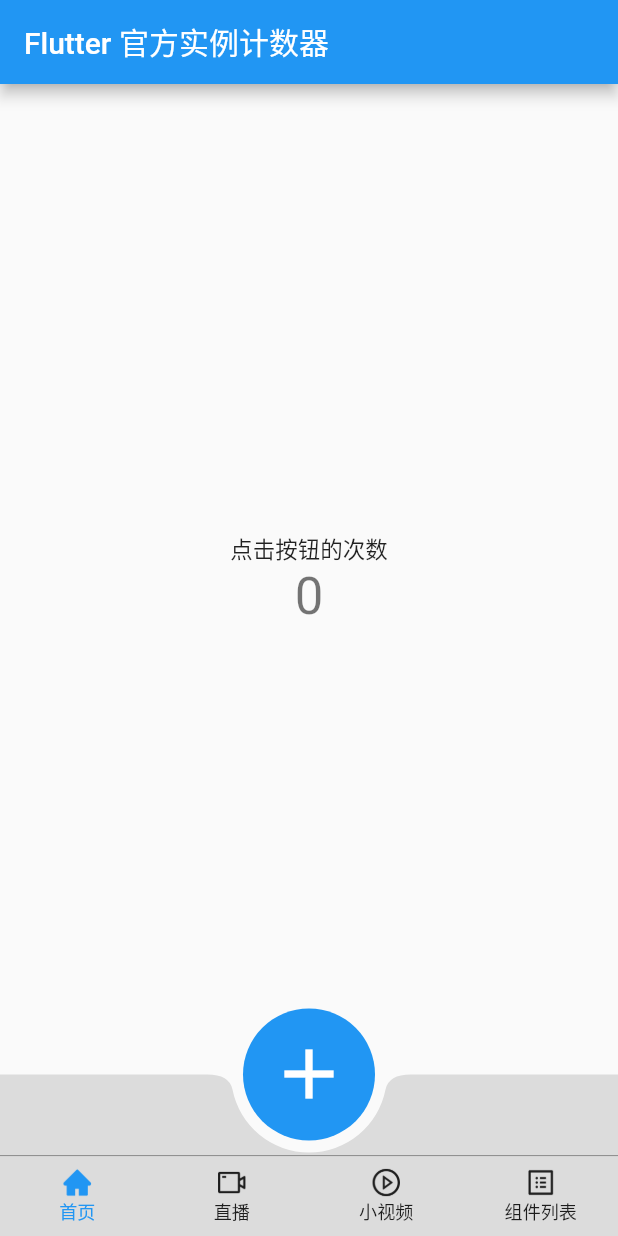
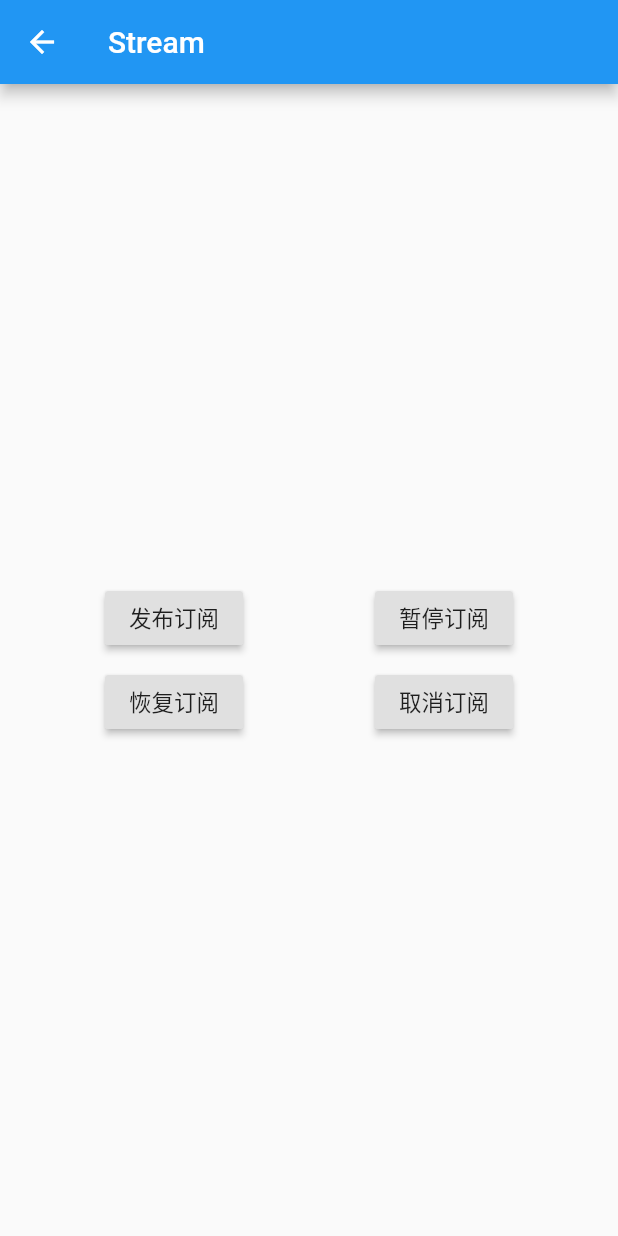
Before and after one commit to yinchengnuo/learnFlutter, a Flutter app: the screen it shows after launch, on a phone screen of 412 x 824 dp. Run offline on Flutter 3.47's test engine with Material 2 defaults, Android fonts, the phone set to English and light mode, and no system bars; our stand-ins replace dio, flutter_swiper, video_player.

Commit message:
add stream

```diff
--- a/lib/main.dart
+++ b/lib/main.dart
@@ -35,9 +35,8 @@
           // 应用各种 UI 所使用的主题颜色
           primarySwatch: Colors.blue,
         ),
-        // home: HomePage(), // 应用默认所显示的界面 <Widget>
         routes: routes, // 路由表
-        initialRoute: '/', // 首页路由
+        initialRoute: '/stream', // 首页路由
         onUnknownRoute: onUnknownRoute, // 未知路由处理方法
         onGenerateRoute: onGenerateRoute, // 全局路由守卫，用于使用命名路由时传参
         debugShowCheckedModeBanner: false, // 不显示 debug 图标
--- a/lib/pages/PageHome/TabHome.dart
+++ b/lib/pages/PageHome/TabHome.dart
@@ -54,7 +54,7 @@
         elevation: 0,
         color: Colors.black12,
         shape: CircularNotchedRectangle(),
-        child: Container(height: ProviderApp().pageHomeTabHeight * 2 * rpx),
+        child: Container(height: ProviderApp().pageHomeTabHeight * 3 * rpx),
       ),
     );
   }
--- a/lib/pages/PageHome/Tabbar.dart
+++ b/lib/pages/PageHome/Tabbar.dart
@@ -23,7 +23,7 @@
       'selectedIcon': 'lib/images/pagehome/video-fill.png',
     },
     {
-      'title': '组件列表',
+      'title': 'Widgets',
       'icon': 'lib/images/pagehome/widget.png',
       'selectedIcon': 'lib/images/pagehome/widget-fill.png',
     }
--- a/lib/pages/PageHome/Tabwidgets.dart
+++ b/lib/pages/PageHome/Tabwidgets.dart
@@ -9,18 +9,18 @@
 
 class _TabwidgetsState extends State<Tabwidgets> with AutomaticKeepAliveClientMixin {
   final List<Map> routerList = [
-    {'name': 'Icon 组件', 'routeName': '/icon'},
-    {'name': '动画', 'routeName': '/animation'},
-    {'name': 'Swiper 组件', 'routeName': '/swiper'},
-    {'name': '手势事件', 'routeName': '/screenevent'},
-    {'name': '切换主题', 'routeName': '/switchtheme'},
-    {'name': 'inkwell 组件', 'routeName': '/inkwell'},
-    {'name': 'pageview 组件', 'routeName': '/pageview'},
-    {'name': '视频播放 组件', 'routeName': '/videoplay'},
-    {'name': 'request 网络请求', 'routeName': '/request'},
-    {'name': 'Container 组件', 'routeName': '/container'},
-    {'name': 'provider 状态管理', 'routeName': '/provider'},
-    {'name': 'TabController 组件', 'routeName': '/tabcontroller'},
+    {'name': 'Icon 图标', 'routeName': '/icon'},
+    {'name': 'Stream 流', 'routeName': '/stream'},
+    {'name': 'Dio 网络请求', 'routeName': '/request'},
+    {'name': 'Swiper 轮播图', 'routeName': '/swiper'},
+    {'name': 'Inkwell 水波纹', 'routeName': '/inkwell'},
+    {'name': 'Video 视频播放', 'routeName': '/videoplay'},
+    {'name': 'Container 容器', 'routeName': '/container'},
+    {'name': 'Animation 动画', 'routeName': '/animation'},
+    {'name': 'Pageview 页面容器', 'routeName': '/pageview'},
+    {'name': 'Provider 状态管理', 'routeName': '/provider'},
+    {'name': 'Theme 切换主题', 'routeName': '/switchtheme'},
+    {'name': 'Listener 手势事件', 'routeName': '/screenevent'},
   ];
 
   @override
--- /dev/null
+++ b/lib/pages/PageStream/PageStream.dart
@@ -0,0 +1,61 @@
+import 'dart:async';
+
+import 'package:flutter/material.dart';
+
+class PageStream extends StatefulWidget {
+  PageStream({Key key}) : super(key: key);
+
+  @override
+  _PageStreamState createState() => _PageStreamState();
+}
+
+class _PageStreamState extends State<PageStream> {
+  Stream _stream;
+  StreamSubscription _streamsubscription;
+
+  Future<String> fetchData () async {
+    await Future.delayed(Duration(seconds: 3));
+    return 'stream';
+  }
+
+  void onData(data) {
+    print(data);
+  }
+
+  void onError(err) {
+    print(err);
+  }
+
+  void onDone() {
+    print('onDone');
+  }
+
+  @override
+  void initState() {
+    super.initState();
+    this._stream = Stream.fromFuture(this.fetchData());
+    this._streamsubscription = this._stream.listen(this.onData, onError: this.onError, onDone: this.onDone);
+
+  }
+
+  @override
+  Widget build(BuildContext context) {
+    return Scaffold(
+      appBar: AppBar(
+        title: Text('Stream'),
+      ),
+      body: Center(
+        child: Wrap(
+          spacing: 88,
+          runSpacing: 8,
+          children: <Widget>[
+            RaisedButton(child: Text('发布订阅'), onPressed: () {}),
+            RaisedButton(child: Text('暂停订阅'), onPressed: () {}),
+            RaisedButton(child: Text('恢复订阅'), onPressed: () {}),
+            RaisedButton(child: Text('取消订阅'), onPressed: () {}),
+          ],
+        ),
+      ),
+    );
+  }
+}
--- a/lib/router/navigatorObservers.dart
+++ b/lib/router/navigatorObservers.dart
@@ -9,7 +9,7 @@
   @override
   void didPush(Route route, Route previousRoute) {
     super.didPush(route, previousRoute);
-    print('监听到路由 push ${route.settings.name}');
+    // print('监听到路由 push ${route.settings.name}');
   }
 }
 
@@ -17,6 +17,6 @@
   @override
   void didPop(Route route, Route previousRoute) {
     super.didPop(route, previousRoute);
-    print('监听到路由 pop ${route.settings.name}');
+    // print('监听到路由 pop ${route.settings.name}');
   }
 }
--- a/lib/router/routes.dart
+++ b/lib/router/routes.dart
@@ -3,6 +3,7 @@
 import '../pages/Page404/Page404.dart';
 import '../pages/PageIcon/PageIcon.dart';
 import '../pages/PageSwiper/PageSwiper.dart';
+import '../pages/PageStream/PageStream.dart';
 import '../pages/PageInkWell/PageInkWell.dart';
 import '../pages/PageRequest/PageRequest.dart';
 import '../pages/PageProvider/PageProvider.dart';
@@ -12,13 +13,13 @@
 import '../pages/PageContainer/PageContainer.dart';
 import '../pages/PageScreenEvent/PageScreenEvent.dart';
 import '../pages/PageSwitchTheme/PageSwitchTheme.dart';
-import '../pages/PageTabController/PageTabController.dart';
 
 Map routes = <String, WidgetBuilder> { // 路由表
   '/': (ctx) => PageHome(), // app 主页
   '/404': (ctx) => Page404(), // 404 路由未定义页面
   '/icon': (ctx) => PageIcon(), // icon 组件页面
   '/swiper': (ctx) => PageSwiper(), // tabcontroller 组件页面
+  '/stream': (ctx) => PageStream(), // 流 页面
   '/request': (ctx) => PageRequest(), // request 网络请求页面
   '/inkwell': (ctx) => PageInkWell(), // inkwell 组件页面
   '/pageview': (ctx) => PagePageview(), // pgeeview 组件页面
@@ -28,5 +29,4 @@
   '/videoplay': (ctx) => PageVideoplay(), // 视频播放 组件页面
   '/screenevent': (ctx) => PageScreenEvent(), // 事件处理 页面
   '/switchtheme': (ctx) => PageSwitchTheme(), // 切换主题 页面
-  '/tabcontroller': (ctx) => PageTabController(), // tabcontroller 组件页面
 };
```
Also changed, not shown: lib/pages/PageHome/TabVideo.dart (+11 -11 lines), lib/pages/PageTabController/PageTabController.dart (deleted, +0 -57 lines).
